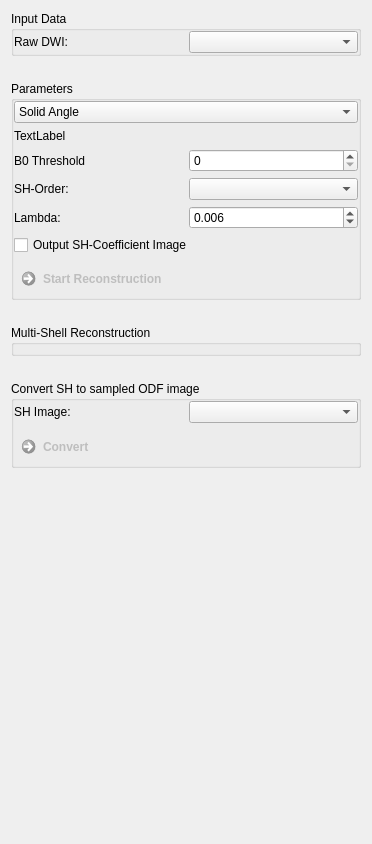
First picture: the form in Plugins/org.mitk.gui.qt.diffusionimaging.reconstruction/src/internal/QmitkQBallReconstructionViewControls.ui, repository MITK/MITK, before the edit.
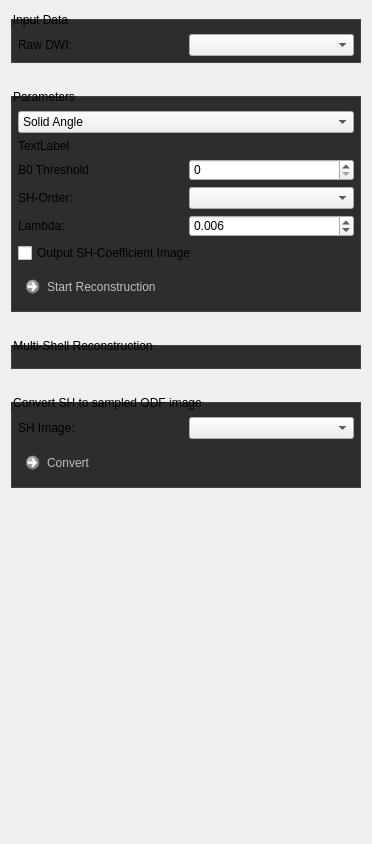
Second picture: the form after the edit. Custom widgets are drawn as their Qt base class.

Commit message: Update diffusion view style

Diff of the .ui file:
```diff
--- a/Plugins/org.mitk.gui.qt.diffusionimaging.reconstruction/src/internal/QmitkQBallReconstructionViewControls.ui
+++ b/Plugins/org.mitk.gui.qt.diffusionimaging.reconstruction/src/internal/QmitkQBallReconstructionViewControls.ui
@@ -22,6 +22,43 @@
   <property name="windowTitle">
    <string>QmitkQBallReconstructionViewControls</string>
   </property>
+  <property name="styleSheet">
+   <string>QCommandLinkButton {
+  font-weight: normal;
+}
+
+QCommandLinkButton:disabled {
+  border: none;
+  font-weight: lighter;
+}
+
+QToolBox::tab {
+  border: 1px solid #434346;
+  font-weight: bold;
+}
+
+QToolBox::tab:hover {
+  background-color: #434346;
+  font-weight: bold;
+}
+
+QToolBox::tab:selected {
+  background-color: #1c97ea;
+  border: 1px solid #1c97ea;
+  font-weight: bold;
+}
+
+QGroupBox {
+  border: 1px solid #434346;
+  background-color: #2d2d30;
+  margin-top: 8px;
+  padding-top: 8px;
+}
+
+QGroupBox, QGroupBox:disabled {
+  background-color: #2d2d30;
+}</string>
+  </property>
   <layout class="QGridLayout" name="gridLayout_4">
    <property name="verticalSpacing">
     <number>25</number>
@@ -33,16 +70,16 @@
      </property>
      <layout class="QGridLayout" name="gridLayout_5">
       <property name="leftMargin">
-       <number>0</number>
+       <number>6</number>
       </property>
       <property name="topMargin">
-       <number>0</number>
+       <number>6</number>
       </property>
       <property name="rightMargin">
-       <number>0</number>
+       <number>6</number>
       </property>
       <property name="bottomMargin">
-       <number>0</number>
+       <number>6</number>
       </property>
       <item row="0" column="0">
        <widget class="QComboBox" name="m_QBallReconstructionMethodComboBox">
@@ -258,16 +295,16 @@
      </property>
      <layout class="QGridLayout" name="gridLayout">
       <property name="leftMargin">
-       <number>0</number>
+       <number>6</number>
       </property>
       <property name="topMargin">
-       <number>0</number>
+       <number>6</number>
       </property>
       <property name="rightMargin">
-       <number>0</number>
+       <number>6</number>
       </property>
       <property name="bottomMargin">
-       <number>0</number>
+       <number>6</number>
       </property>
       <item row="0" column="0">
        <widget class="QLabel" name="label">
@@ -301,16 +338,16 @@
      </property>
      <layout class="QVBoxLayout" name="verticalLayout_2">
       <property name="leftMargin">
-       <number>0</number>
+       <number>6</number>
       </property>
       <property name="topMargin">
-       <number>0</number>
+       <number>6</number>
       </property>
       <property name="rightMargin">
-       <number>0</number>
+       <number>6</number>
       </property>
       <property name="bottomMargin">
-       <number>0</number>
+       <number>6</number>
       </property>
      </layout>
     </widget>
@@ -335,16 +372,16 @@
      </property>
      <layout class="QGridLayout" name="gridLayout_6">
       <property name="leftMargin">
-       <number>0</number>
+       <number>6</number>
       </property>
       <property name="topMargin">
-       <number>0</number>
+       <number>6</number>
       </property>
       <property name="rightMargin">
-       <number>0</number>
+       <number>6</number>
       </property>
       <property name="bottomMargin">
-       <number>0</number>
+       <number>6</number>
       </property>
       <item row="3" column="0">
        <widget class="QCommandLinkButton" name="m_ConvertButton">
@@ -407,7 +444,7 @@
    </item>
   </layout>
  </widget>
- <layoutdefault spacing="6" margin="11"/>
+ <layoutdefault spacing="6" margin="11"></layoutdefault>
  <customwidgets>
   <customwidget>
    <class>QmitkDataStorageComboBox</class>
```
Left out of the diff: 22 changed lines with no effect on the pictures. The commit also changes 32 other files.
